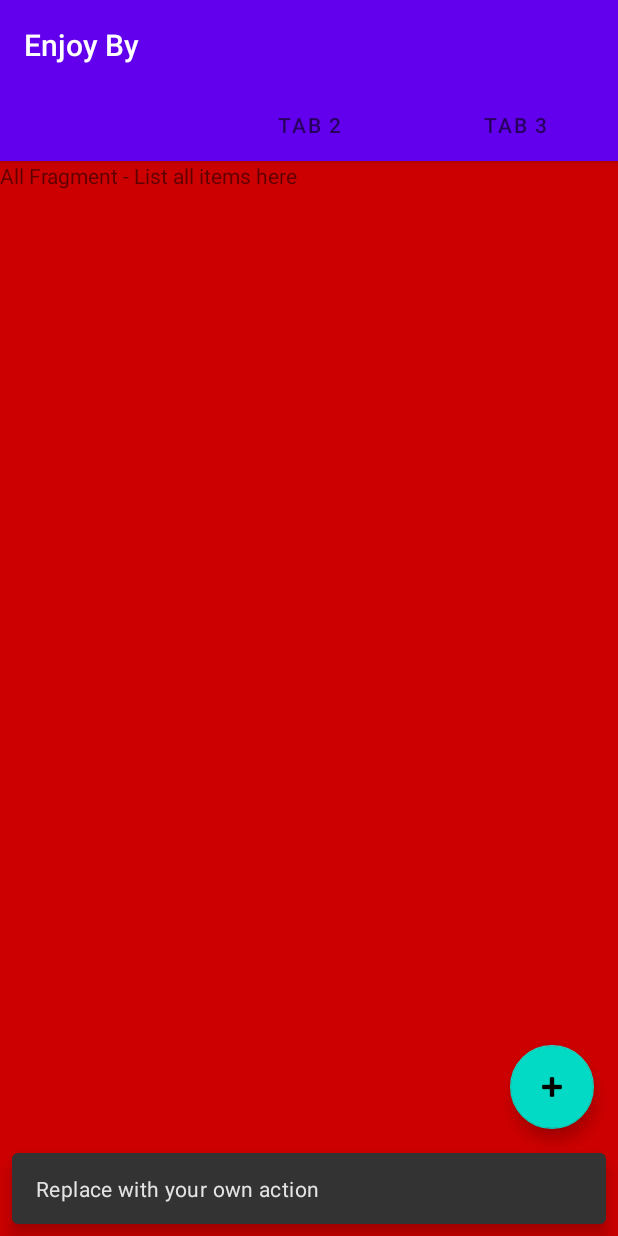
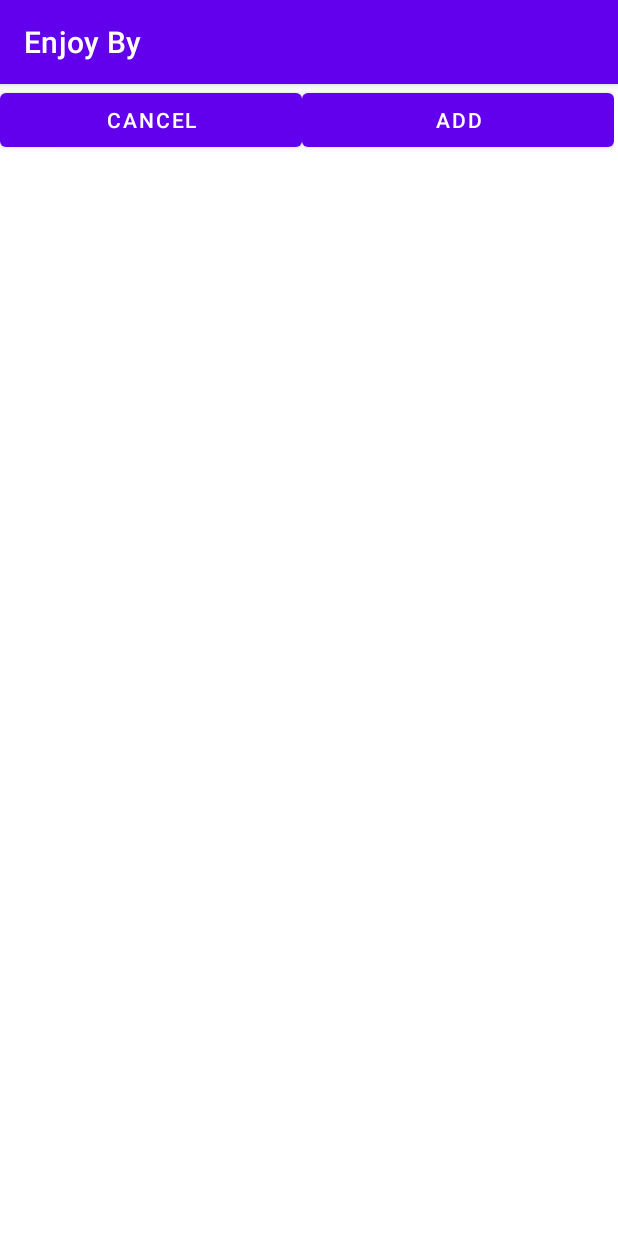
Before and after one commit to renratwit/EnjoyBy, an Android app: the screen it shows after launch (MainActivity before the commit, addItem after it), after a tap on an icon or button, on a phone screen of 412 x 824 dp. Run offline under Robolectric (Android 15) with nearby library versions, the phone set to English and light mode, and no system bars; 26 statements that could not run were skipped.

Commit message:
Activity for adding items + Menu fragments

```diff
--- a/app/src/main/AndroidManifest.xml
+++ b/app/src/main/AndroidManifest.xml
@@ -9,6 +9,7 @@
         android:roundIcon="@mipmap/ic_launcher_round"
         android:supportsRtl="true"
         android:theme="@style/Theme.EnjoyBy">
+        <activity android:name=".addItem"></activity>
         <activity
             android:name=".MainActivity"
             android:label="@string/app_name"
--- a/app/src/main/java/edu/wit/mobileapp/enjoyby/MainActivity.java
+++ b/app/src/main/java/edu/wit/mobileapp/enjoyby/MainActivity.java
@@ -1,5 +1,6 @@
 package edu.wit.mobileapp.enjoyby;
 
+import android.content.Intent;
 import android.os.Bundle;
 
 import com.google.android.material.floatingactionbutton.FloatingActionButton;
@@ -12,6 +13,11 @@ import androidx.appcompat.app.AppCompatActivity;
 import android.view.Menu;
 import android.view.MenuItem;
 import android.view.View;
+import android.widget.ListView;
+
+import java.util.ArrayList;
+import java.util.Date;
+import java.util.List;
 
 import edu.wit.mobileapp.enjoyby.ui.main.SectionsPagerAdapter;
 import edu.wit.mobileapp.enjoyby.databinding.ActivityMainBinding;
@@ -23,6 +29,7 @@ public class MainActivity extends AppCompatActivity {
     @Override
     protected void onCreate(Bundle savedInstanceState) {
         super.onCreate(savedInstanceState);
+        setContentView(R.layout.activity_main);
 
         binding = ActivityMainBinding.inflate(getLayoutInflater());
         setContentView(binding.getRoot());
@@ -39,7 +46,14 @@ public class MainActivity extends AppCompatActivity {
             public void onClick(View view) {
                 Snackbar.make(view, "Replace with your own action", Snackbar.LENGTH_LONG)
                         .setAction("Action", null).show();
+
+                Intent addItemIntent = new Intent();
+                addItemIntent.setClass(MainActivity.this, addItem.class);
+
+                startActivity(addItemIntent);
             }
         });
+
+
     }
 }
--- /dev/null
+++ b/app/src/main/java/edu/wit/mobileapp/enjoyby/addItem.java
@@ -0,0 +1,34 @@
+package edu.wit.mobileapp.enjoyby;
+
+import androidx.appcompat.app.AppCompatActivity;
+
+import android.content.Intent;
+import android.os.Bundle;
+import android.view.View;
+import android.widget.Button;
+
+public class addItem extends AppCompatActivity {
+
+    Button cancelButton;
+    Button addButton;
+
+    @Override
+    protected void onCreate(Bundle savedInstanceState) {
+        super.onCreate(savedInstanceState);
+        setContentView(R.layout.activity_add_item);
+
+        cancelButton = (Button)findViewById(R.id.cancel_item_button);
+        addButton = (Button)findViewById(R.id.add_item_button);
+
+        cancelButton.setOnClickListener(new View.OnClickListener() {
+            @Override
+            public void onClick(View v) {
+                Intent cancelIntent = new Intent();
+                cancelIntent.setClass(addItem.this, MainActivity.class);
+
+                startActivity(cancelIntent);
+            }
+        });
+
+    }
+}
--- /dev/null
+++ b/app/src/main/res/layout/activity_add_item.xml
@@ -0,0 +1,42 @@
+<?xml version="1.0" encoding="utf-8"?>
+<androidx.constraintlayout.widget.ConstraintLayout xmlns:android="http://schemas.android.com/apk/res/android"
+    xmlns:app="http://schemas.android.com/apk/res-auto"
+    xmlns:tools="http://schemas.android.com/tools"
+    android:layout_width="match_parent"
+    android:layout_height="match_parent"
+    tools:context=".addItem">
+
+    <ScrollView
+        android:layout_width="409dp"
+        android:layout_height="729dp"
+        tools:layout_editor_absoluteX="1dp"
+        tools:layout_editor_absoluteY="1dp">
+        <LinearLayout
+            android:layout_width="match_parent"
+            android:layout_height="wrap_content"
+            android:orientation="vertical">
+            <LinearLayout
+                android:layout_width="match_parent"
+                android:layout_height="wrap_content"
+                android:orientation="horizontal">
+
+                <Button
+                    android:id="@+id/cancel_item_button"
+                    android:layout_width="201dp"
+                    android:layout_height="wrap_content"
+                    android:layout_gravity="left"
+                    android:padding="5dp"
+                    android:text="Cancel" />
+
+                <Button
+                    android:id="@+id/add_item_button"
+                    android:layout_width="208dp"
+                    android:layout_height="wrap_content"
+                    android:layout_gravity="right"
+                    android:padding="5dp"
+                    android:text="Add" />
+            </LinearLayout>
+
+        </LinearLayout>
+    </ScrollView>
+</androidx.constraintlayout.widget.ConstraintLayout>
--- a/app/src/main/res/layout/fragment_all.xml
+++ b/app/src/main/res/layout/fragment_all.xml
@@ -7,9 +7,9 @@
     android:background="@android:color/holo_red_dark">
 
     <!-- TODO: Update blank fragment layout -->
-    <TextView
-        android:layout_width="match_parent"
-        android:layout_height="match_parent"
-        android:text="All Fragment - List all items here" />
+    <ListView
+        android:id="@+id/list_all"
+        android:layout_width="fill_parent"
+        android:layout_height="wrap_content" />
 
 </FrameLayout>
--- a/app/src/main/res/values/strings.xml
+++ b/app/src/main/res/values/strings.xml
@@ -1,8 +1,8 @@
 <resources>
     <string name="app_name">Enjoy By</string>
-    <string name="tab_text_1">Tab 1</string>
-    <string name="tab_text_2">Tab 2</string>
-    <string name="tab_text_3">Tab 3</string>
+    <string name="tab_text_1">All</string>
+    <string name="tab_text_2">Fresh</string>
+    <string name="tab_text_3">Expired</string>
     <!-- TODO: Remove or change this placeholder text -->
     <string name="hello_blank_fragment">Hello blank fragment</string>
 </resources>
```
Also changed, not shown: app/src/main/java/edu/wit/mobileapp/enjoyby/Expired_Fragment.java (+26 -1 lines), app/src/main/java/edu/wit/mobileapp/enjoyby/Fresh_Fragment.java (+26 -1 lines).
